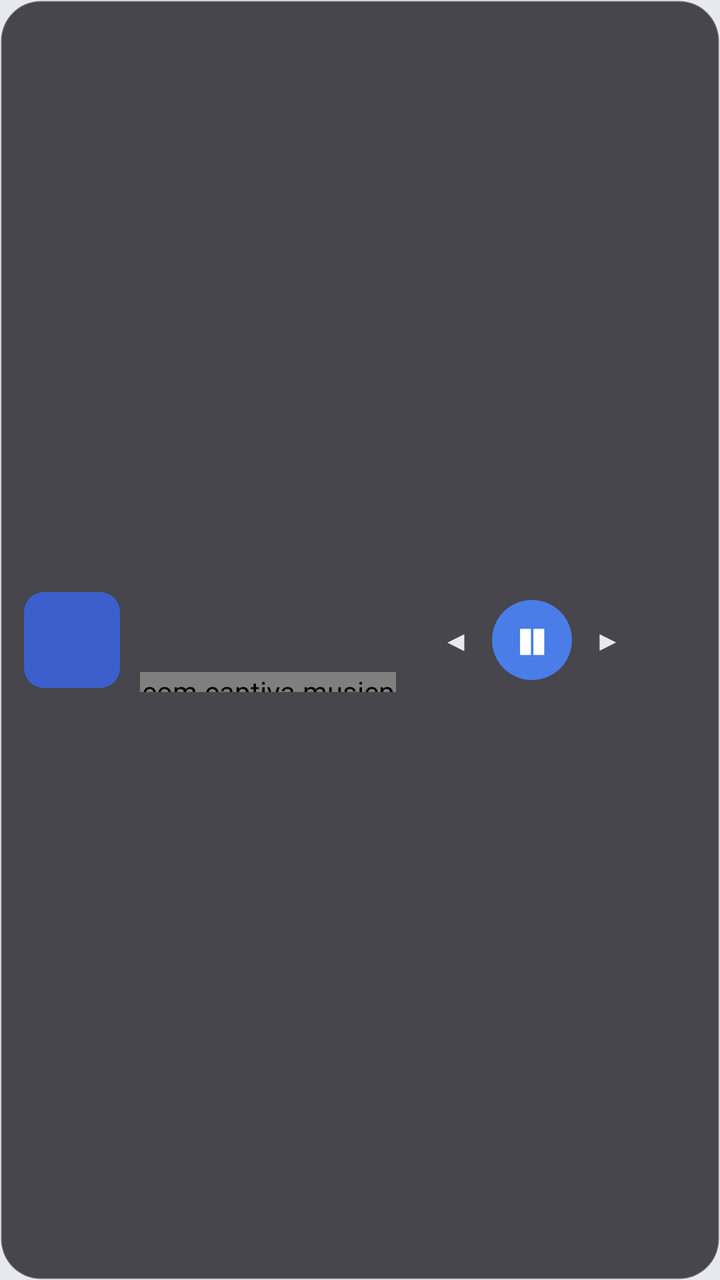
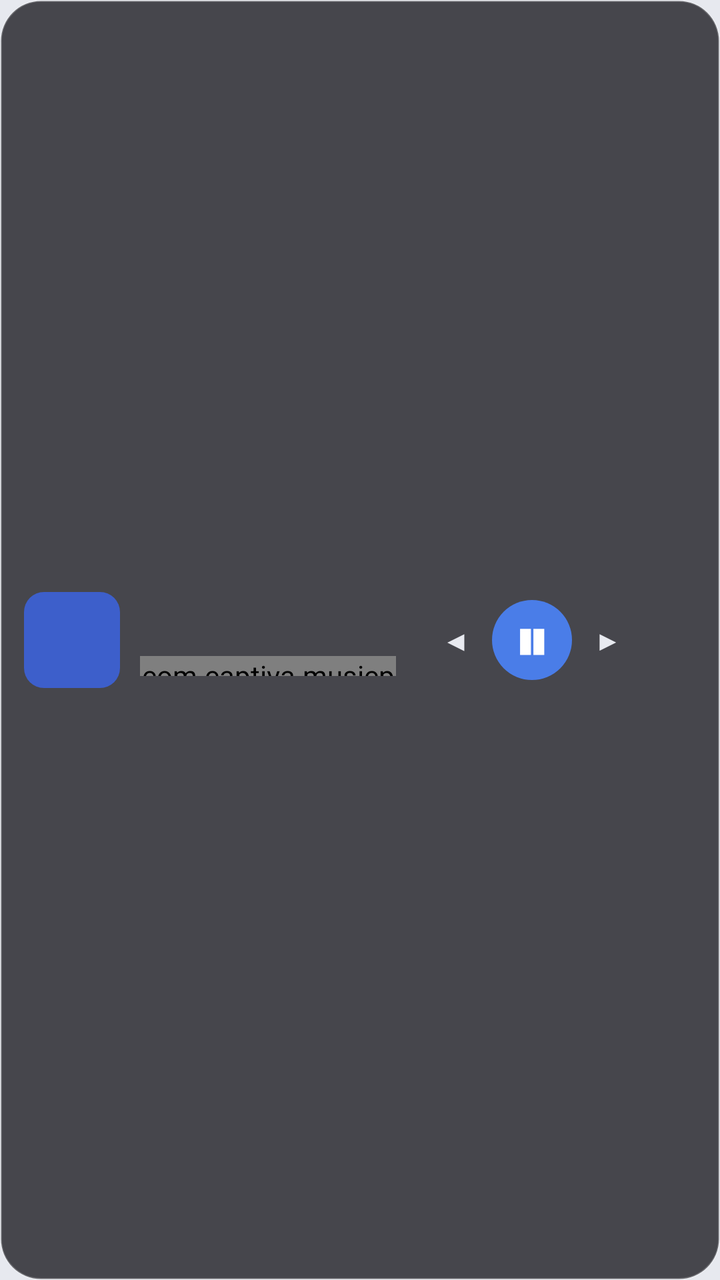

An Android layout rendered at two revisions. The XML below is the earlier revision; the diff shows what the commit changed to produce the second picture.
<!-- AndroidManifest.xml: application theme Theme.CaptivaMusic -->
<!-- res/layout/float_control.xml -->
<?xml version="1.0" encoding="utf-8"?>
<LinearLayout xmlns:android="http://schemas.android.com/apk/res/android"
    android:layout_width="wrap_content"
    android:layout_height="wrap_content"
    android:orientation="horizontal"
    android:gravity="center_vertical"
    android:background="@drawable/bg_float_control"
    android:paddingLeft="12dp"
    android:paddingRight="12dp"
    android:paddingTop="10dp"
    android:paddingBottom="10dp">

    
    <ImageView
        android:id="@+id/float_cover"
        android:layout_width="48dp"
        android:layout_height="48dp"
        android:scaleType="centerCrop"
        android:background="@drawable/bg_float_cover"
        android:contentDescription="封面" />

    
    <LinearLayout
        android:id="@+id/float_text_area"
        android:layout_width="128dp"
        android:layout_height="wrap_content"
        android:layout_marginLeft="10dp"
        android:layout_marginRight="14dp"
        android:orientation="vertical">

        <TextView
            android:id="@+id/float_title"
            android:layout_width="match_parent"
            android:layout_height="wrap_content"
            android:singleLine="true"
            android:ellipsize="marquee"
            android:marqueeRepeatLimit="marquee_forever"
            android:textColor="#FFFFFF"
            android:textSize="13sp" />

        <TextView
            android:id="@+id/float_lrc"
            android:layout_width="match_parent"
            android:layout_height="wrap_content"
            android:layout_marginTop="3dp"
            android:singleLine="true"
            android:ellipsize="end"
            android:textColor="#35C4A0"
            android:textSize="12sp" />

        <com.captiva.musicplayer.FloatProgressView
            android:id="@+id/float_progress"
            android:layout_width="match_parent"
            android:layout_height="10dp"
            android:layout_marginTop="5dp" />
    </LinearLayout>

    <TextView
        android:id="@+id/float_prev"
        android:layout_width="32dp"
        android:layout_height="40dp"
        android:gravity="center"
        android:text="◀"
        android:textColor="#E8EAF0"
        android:textSize="14sp" />

    <TextView
        android:id="@+id/float_toggle"
        android:layout_width="40dp"
        android:layout_height="40dp"
        android:layout_marginLeft="2dp"
        android:layout_marginRight="2dp"
        android:gravity="center"
        android:background="@drawable/bg_float_toggle"
        android:text="❚❚"
        android:textColor="#FFFFFF"
        android:textSize="14sp" />

    <TextView
        android:id="@+id/float_next"
        android:layout_width="32dp"
        android:layout_height="40dp"
        android:gravity="center"
        android:text="▶"
        android:textColor="#E8EAF0"
        android:textSize="14sp" />

</LinearLayout>
<!-- resources referenced by this layout -->
<resources>
  <!-- drawable bg_float_control (drawable) -->
  <?xml version="1.0" encoding="utf-8"?>
  <shape xmlns:android="http://schemas.android.com/apk/res/android"
      android:shape="rectangle">
      <solid android:color="#CC1E1E24" />
      <corners android:radius="20dp" />
      <stroke
          android:width="1dp"
          android:color="#33FFFFFF" />
  </shape>
  <!-- drawable bg_float_cover (drawable) -->
  <?xml version="1.0" encoding="utf-8"?>
  <shape xmlns:android="http://schemas.android.com/apk/res/android"
      android:shape="rectangle">
      <solid android:color="#3D5FCB" />
      <corners android:radius="10dp" />
  </shape>
  <!-- drawable bg_float_toggle (drawable) -->
  <?xml version="1.0" encoding="utf-8"?>
  <shape xmlns:android="http://schemas.android.com/apk/res/android"
      android:shape="oval">
      <solid android:color="#4A7DE8" />
  </shape>
  <style name="Theme.CaptivaMusic" parent="Theme.AppCompat.DayNight.NoActionBar">
          <item name="colorPrimary">@color/accent</item>
          <item name="colorPrimaryDark">@color/bg_title_bar</item>
          <item name="colorAccent">@color/accent</item>
          <item name="android:windowBackground">@color/bg_main</item>
          <item name="android:statusBarColor">@color/bg_title_bar</item>
          <item name="android:textColorPrimary">@color/text_primary</item>
          
          <item name="android:windowFullscreen">true</item>
          <item name="android:windowNoTitle">true</item>
          
          <item name="android:windowAnimationStyle">@style/NoAnimation</item>
      </style>
  <color name="accent">#0288D1</color>
  <color name="bg_title_bar">#EDEFF4</color>
  <color name="bg_main">#E7E9EF</color>
  <color name="text_primary">#1A1D26</color>
  <style name="NoAnimation" parent="@android:style/Animation.Activity">
          <item name="android:activityOpenEnterAnimation">@null</item>
          <item name="android:activityOpenExitAnimation">@null</item>
          <item name="android:activityCloseEnterAnimation">@null</item>
          <item name="android:activityCloseExitAnimation">@null</item>
          <item name="android:taskOpenEnterAnimation">@null</item>
          <item name="android:taskOpenExitAnimation">@null</item>
          <item name="android:taskCloseEnterAnimation">@null</item>
          <item name="android:taskCloseExitAnimation">@null</item>
          <item name="android:taskToFrontEnterAnimation">@null</item>
          <item name="android:taskToFrontExitAnimation">@null</item>
          <item name="android:taskToBackEnterAnimation">@null</item>
          <item name="android:taskToBackExitAnimation">@null</item>
      </style>
</resources>

<!-- the commit's change to res/layout/float_control.xml (unified diff, before → after) -->
@@ -36,23 +36,13 @@
             android:ellipsize="marquee"
             android:marqueeRepeatLimit="marquee_forever"
             android:textColor="#FFFFFF"
-            android:textSize="13sp" />
-
-        <TextView
-            android:id="@+id/float_lrc"
-            android:layout_width="match_parent"
-            android:layout_height="wrap_content"
-            android:layout_marginTop="3dp"
-            android:singleLine="true"
-            android:ellipsize="end"
-            android:textColor="#35C4A0"
-            android:textSize="12sp" />
+            android:textSize="15sp" />
 
         <com.captiva.musicplayer.FloatProgressView
             android:id="@+id/float_progress"
             android:layout_width="match_parent"
             android:layout_height="10dp"
-            android:layout_marginTop="5dp" />
+            android:layout_marginTop="6dp" />
     </LinearLayout>
 
     <TextView
